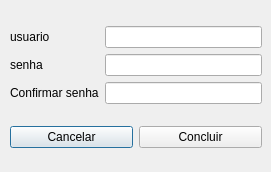
Old version of the form cadastro.ui in the repository exiele/MIM.
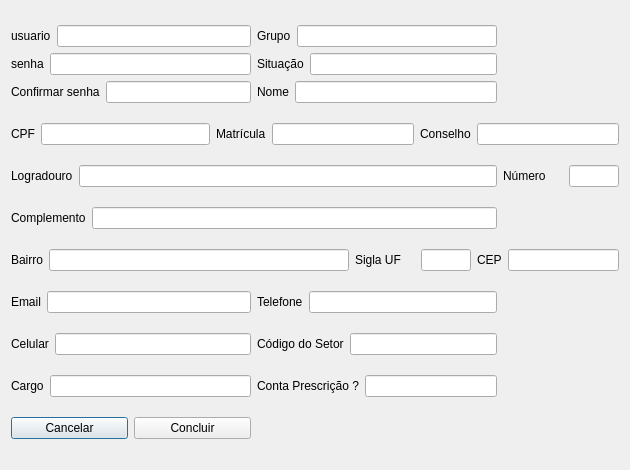
New version of the form.

Commit message:
cadastro de pessoal modificado
o cadastro agora é feito com o botão cadastro de pessoal na aba de sistemas.
adicionado novos campos.

```diff
--- a/cadastro.ui
+++ b/cadastro.ui
@@ -6,28 +6,21 @@
    <rect>
     <x>0</x>
     <y>0</y>
-    <width>271</width>
-    <height>172</height>
+    <width>630</width>
+    <height>470</height>
    </rect>
   </property>
   <property name="windowTitle">
    <string>Dialog</string>
   </property>
-  <widget class="QWidget" name="">
-   <property name="geometry">
-    <rect>
-     <x>10</x>
-     <y>10</y>
-     <width>252</width>
-     <height>156</height>
-    </rect>
-   </property>
-   <layout class="QVBoxLayout" name="verticalLayout_3">
+  <layout class="QGridLayout" name="gridLayout">
+   <item row="0" column="0" colspan="2">
+    <layout class="QHBoxLayout" name="horizontalLayout_12">
+     <item>
+      <layout class="QVBoxLayout" name="verticalLayout">
     <item>
      <layout class="QHBoxLayout" name="horizontalLayout">
       <item>
-       <layout class="QVBoxLayout" name="verticalLayout_2">
-        <item>
          <widget class="QLabel" name="label">
           <property name="text">
            <string>usuario</string>
@@ -35,6 +28,13 @@
          </widget>
         </item>
         <item>
+          <widget class="QLineEdit" name="lineUsuario"/>
+         </item>
+        </layout>
+       </item>
+       <item>
+        <layout class="QHBoxLayout" name="horizontalLayout_2">
+         <item>
          <widget class="QLabel" name="label_2">
           <property name="text">
            <string>senha</string>
@@ -42,31 +42,354 @@
          </widget>
         </item>
         <item>
+          <widget class="QLineEdit" name="lineSenha"/>
+         </item>
+        </layout>
+       </item>
+       <item>
+        <layout class="QHBoxLayout" name="horizontalLayout_3">
+         <item>
          <widget class="QLabel" name="label_3">
           <property name="text">
            <string>Confirmar senha</string>
           </property>
          </widget>
         </item>
-       </layout>
-      </item>
+         <item>
+          <widget class="QLineEdit" name="lineConfirmar"/>
+         </item>
+        </layout>
+       </item>
+      </layout>
+     </item>
       <item>
-       <layout class="QVBoxLayout" name="verticalLayout">
+      <layout class="QVBoxLayout" name="verticalLayout_2">
         <item>
-         <widget class="QLineEdit" name="line_usuario"/>
+        <layout class="QHBoxLayout" name="horizontalLayout_4">
+         <item>
+          <widget class="QLabel" name="label_4">
+           <property name="text">
+            <string>Grupo</string>
+           </property>
+          </widget>
         </item>
         <item>
-         <widget class="QLineEdit" name="line_senha"/>
-        </item>
+          <widget class="QLineEdit" name="lineGrupo"/>
+         </item>
+        </layout>
+       </item>
         <item>
-         <widget class="QLineEdit" name="line_confirmar"/>
-        </item>
-       </layout>
-      </item>
-     </layout>
-    </item>
+        <layout class="QHBoxLayout" name="horizontalLayout_5">
+         <item>
+          <widget class="QLabel" name="label_5">
+           <property name="text">
+            <string>Situação</string>
+           </property>
+          </widget>
+         </item>
+         <item>
+          <widget class="QLineEdit" name="lineSituacao"/>
+         </item>
+        </layout>
+       </item>
+       <item>
+        <layout class="QHBoxLayout" name="horizontalLayout_6">
+         <item>
+          <widget class="QLabel" name="label_6">
+           <property name="text">
+            <string>Nome</string>
+           </property>
+          </widget>
+         </item>
+         <item>
+          <widget class="QLineEdit" name="lineNome"/>
+         </item>
+        </layout>
+       </item>
+      </layout>
+     </item>
+    </layout>
+   </item>
+   <item row="1" column="0" colspan="3">
+    <layout class="QHBoxLayout" name="horizontalLayout_11">
     <item>
-     <layout class="QHBoxLayout" name="horizontalLayout_2">
+      <layout class="QHBoxLayout" name="horizontalLayout_7">
+       <item>
+        <widget class="QLabel" name="label_7">
+         <property name="text">
+          <string>CPF</string>
+         </property>
+        </widget>
+       </item>
+       <item>
+        <widget class="QLineEdit" name="lineCPF"/>
+       </item>
+      </layout>
+     </item>
+     <item>
+      <layout class="QHBoxLayout" name="horizontalLayout_8">
+       <item>
+        <widget class="QLabel" name="label_8">
+         <property name="text">
+          <string>Matrícula</string>
+         </property>
+        </widget>
+       </item>
+       <item>
+        <widget class="QLineEdit" name="lineMatricula"/>
+       </item>
+      </layout>
+     </item>
+     <item>
+      <layout class="QHBoxLayout" name="horizontalLayout_9">
+       <item>
+        <widget class="QLabel" name="label_9">
+         <property name="text">
+          <string>Conselho</string>
+         </property>
+        </widget>
+       </item>
+       <item>
+        <widget class="QLineEdit" name="lineConselho"/>
+       </item>
+      </layout>
+     </item>
+    </layout>
+   </item>
+   <item row="2" column="0" colspan="2">
+    <layout class="QHBoxLayout" name="horizontalLayout_13">
+     <item>
+      <widget class="QLabel" name="label_10">
+       <property name="text">
+        <string>Logradouro</string>
+       </property>
+      </widget>
+     </item>
+     <item>
+      <widget class="QLineEdit" name="lineLogradouro">
+       <property name="minimumSize">
+        <size>
+         <width>400</width>
+         <height>0</height>
+        </size>
+       </property>
+      </widget>
+     </item>
+    </layout>
+   </item>
+   <item row="2" column="2">
+    <layout class="QHBoxLayout" name="horizontalLayout_10">
+     <item>
+      <widget class="QLabel" name="label_11">
+       <property name="maximumSize">
+        <size>
+         <width>60</width>
+         <height>16777215</height>
+        </size>
+       </property>
+       <property name="text">
+        <string>Número</string>
+       </property>
+      </widget>
+     </item>
+     <item>
+      <widget class="QLineEdit" name="lineNumero">
+       <property name="maximumSize">
+        <size>
+         <width>50</width>
+         <height>16777215</height>
+        </size>
+       </property>
+      </widget>
+     </item>
+    </layout>
+   </item>
+   <item row="3" column="0" colspan="2">
+    <layout class="QHBoxLayout" name="horizontalLayout_14">
+     <item>
+      <widget class="QLabel" name="label_12">
+       <property name="text">
+        <string>Complemento</string>
+       </property>
+      </widget>
+     </item>
+     <item>
+      <widget class="QLineEdit" name="lineCOmplemento">
+       <property name="minimumSize">
+        <size>
+         <width>0</width>
+         <height>0</height>
+        </size>
+       </property>
+      </widget>
+     </item>
+    </layout>
+   </item>
+   <item row="4" column="0" colspan="3">
+    <layout class="QHBoxLayout" name="horizontalLayout_25">
+     <item>
+      <layout class="QHBoxLayout" name="horizontalLayout_15">
+       <item>
+        <widget class="QLabel" name="label_13">
+         <property name="text">
+          <string>Bairro</string>
+         </property>
+        </widget>
+       </item>
+       <item>
+        <widget class="QLineEdit" name="lineBairro">
+         <property name="minimumSize">
+          <size>
+           <width>300</width>
+           <height>0</height>
+          </size>
+         </property>
+        </widget>
+       </item>
+      </layout>
+     </item>
+     <item>
+      <layout class="QHBoxLayout" name="horizontalLayout_16">
+       <item>
+        <widget class="QLabel" name="label_15">
+         <property name="maximumSize">
+          <size>
+           <width>60</width>
+           <height>16777215</height>
+          </size>
+         </property>
+         <property name="text">
+          <string>Sigla UF</string>
+         </property>
+        </widget>
+       </item>
+       <item>
+        <widget class="QLineEdit" name="lineUF">
+         <property name="maximumSize">
+          <size>
+           <width>50</width>
+           <height>16777215</height>
+          </size>
+         </property>
+        </widget>
+       </item>
+      </layout>
+     </item>
+     <item>
+      <layout class="QHBoxLayout" name="horizontalLayout_17">
+       <item>
+        <widget class="QLabel" name="label_14">
+         <property name="text">
+          <string>CEP</string>
+         </property>
+        </widget>
+       </item>
+       <item>
+        <widget class="QLineEdit" name="lineCEP">
+         <property name="minimumSize">
+          <size>
+           <width>110</width>
+           <height>0</height>
+          </size>
+         </property>
+         <property name="maximumSize">
+          <size>
+           <width>150</width>
+           <height>16777215</height>
+          </size>
+         </property>
+        </widget>
+       </item>
+      </layout>
+     </item>
+    </layout>
+   </item>
+   <item row="5" column="0">
+    <layout class="QHBoxLayout" name="horizontalLayout_19">
+     <item>
+      <widget class="QLabel" name="label_16">
+       <property name="text">
+        <string>Email</string>
+       </property>
+      </widget>
+     </item>
+     <item>
+      <widget class="QLineEdit" name="lineEmail"/>
+     </item>
+    </layout>
+   </item>
+   <item row="5" column="1">
+    <layout class="QHBoxLayout" name="horizontalLayout_18">
+     <item>
+      <widget class="QLabel" name="label_17">
+       <property name="text">
+        <string>Telefone</string>
+       </property>
+      </widget>
+     </item>
+     <item>
+      <widget class="QLineEdit" name="lineTelefone"/>
+     </item>
+    </layout>
+   </item>
+   <item row="6" column="0">
+    <layout class="QHBoxLayout" name="horizontalLayout_21">
+     <item>
+      <widget class="QLabel" name="label_18">
+       <property name="text">
+        <string>Celular</string>
+       </property>
+      </widget>
+     </item>
+     <item>
+      <widget class="QLineEdit" name="lineCelular"/>
+     </item>
+    </layout>
+   </item>
+   <item row="6" column="1">
+    <layout class="QHBoxLayout" name="horizontalLayout_20">
+     <item>
+      <widget class="QLabel" name="label_19">
+       <property name="text">
+        <string>Código do Setor</string>
+       </property>
+      </widget>
+     </item>
+     <item>
+      <widget class="QLineEdit" name="lineSetor"/>
+     </item>
+    </layout>
+   </item>
+   <item row="7" column="0">
+    <layout class="QHBoxLayout" name="horizontalLayout_23">
+     <item>
+      <widget class="QLabel" name="label_20">
+       <property name="text">
+        <string>Cargo</string>
+       </property>
+      </widget>
+     </item>
+     <item>
+      <widget class="QLineEdit" name="lineCargo"/>
+     </item>
+    </layout>
+   </item>
+   <item row="7" column="1">
+    <layout class="QHBoxLayout" name="horizontalLayout_22">
+     <item>
+      <widget class="QLabel" name="label_21">
+       <property name="text">
+        <string>Conta Prescrição ?</string>
+       </property>
+      </widget>
+     </item>
+     <item>
+      <widget class="QLineEdit" name="linePrescricao"/>
+     </item>
+    </layout>
+   </item>
+   <item row="8" column="0">
+    <layout class="QHBoxLayout" name="horizontalLayout_24">
       <item>
        <widget class="QPushButton" name="pushButton">
         <property name="text">
@@ -84,7 +407,6 @@
      </layout>
     </item>
    </layout>
-  </widget>
  </widget>
  <resources/>
  <connections/>
```
Lines whose indentation alone changed are shown as unchanged. The commit also changes 9 other files.
